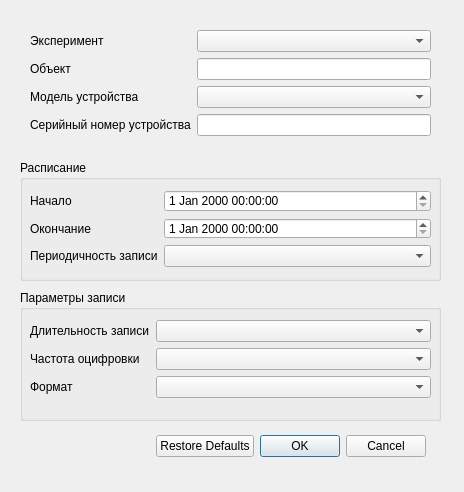
First picture: the form in ui/v1/dlg_input_schedule.ui, repository mcsltd/mcs-inRat-planner, before the edit.
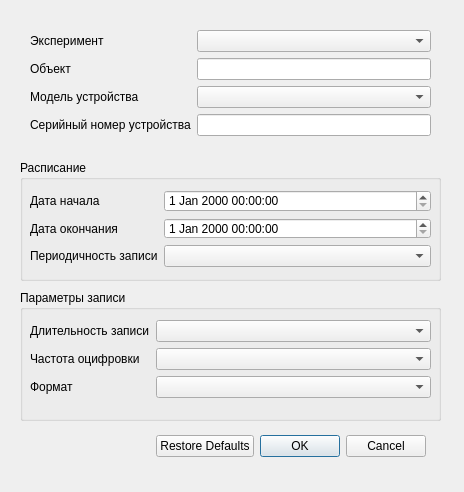
Second picture: the form after the edit.

Commit message: ui(v1): rename column and rename same field in dlg window

```diff
--- a/ui/v1/dlg_input_schedule.ui
+++ b/ui/v1/dlg_input_schedule.ui
@@ -127,7 +127,7 @@
      <item row="0" column="0">
       <widget class="QLabel" name="labelStarTime">
        <property name="text">
-        <string>Начало </string>
+        <string>Дата начала</string>
        </property>
       </widget>
      </item>
@@ -144,7 +144,7 @@
      <item row="1" column="0">
       <widget class="QLabel" name="labeFinishTime">
        <property name="text">
-        <string>Окончание</string>
+        <string>Дата окончания</string>
        </property>
       </widget>
      </item>
```
Left out of the diff: 4 changed lines with no effect on the pictures. Lines whose indentation alone changed are shown as unchanged. The commit also changes 7 other files.
